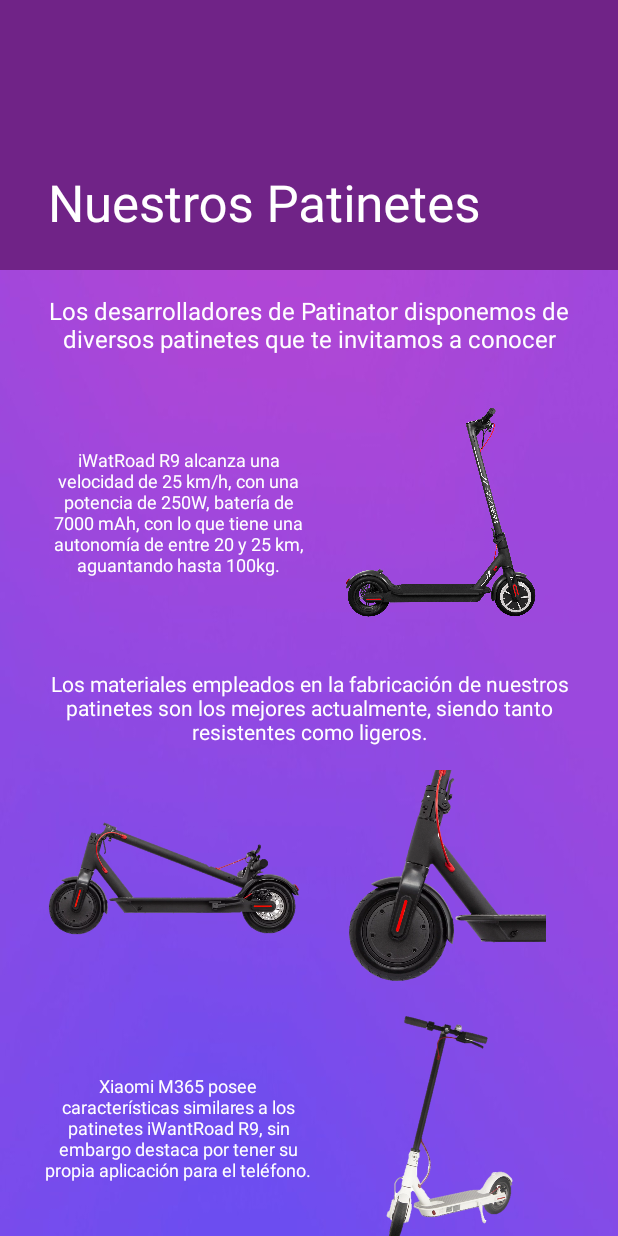
After one commit to adguez27/IoT-Project, an Android app: the InfoPaginaActivity screen opened directly, with no data from a screen before it, on a phone screen of 412 x 824 dp. The commit adds this screen. Run offline under Robolectric (Android 15) with nearby library versions, the phone set to English and light mode, and no system bars.

Commit message:
Pagina de Informacion

```diff
--- a/Patinator/app/build.gradle
+++ b/Patinator/app/build.gradle
@@ -17,7 +17,7 @@ android {
             minifyEnabled false
             proguardFiles getDefaultProguardFile('proguard-android-optimize.txt'), 'proguard-rules.pro'
         }
-        debug{
+        debug {
             minifyEnabled false
             proguardFiles getDefaultProguardFile('proguard-android.txt'), 'proguard-rules.pro'
         }
@@ -60,6 +60,7 @@ dependencies {
     androidTestImplementation 'androidx.test.espresso:espresso-core:3.2.0'
     implementation 'com.google.android.gms:play-services-maps:17.0.0'
     implementation 'com.google.android.gms:play-services-location:17.0.0'
+    implementation 'androidx.legacy:legacy-support-v4:1.0.0'
 }
 
 apply plugin: 'com.google.gms.google-services'
--- /dev/null
+++ b/Patinator/app/src/main/java/com/alexd/patinator/InfoPaginaActivity.java
@@ -0,0 +1,34 @@
+package com.alexd.patinator;
+
+import android.os.Bundle;
+
+import com.google.android.material.floatingactionbutton.FloatingActionButton;
+import com.google.android.material.snackbar.Snackbar;
+
+import androidx.appcompat.app.AppCompatActivity;
+import androidx.appcompat.widget.Toolbar;
+
+import android.view.View;
+
+public class InfoPaginaActivity extends AppCompatActivity {
+
+    @Override
+    protected void onCreate(Bundle savedInstanceState) {
+        super.onCreate(savedInstanceState);
+        setContentView(R.layout.info_pagina);
+        Toolbar toolbar = (Toolbar) findViewById(R.id.toolbar);
+        setSupportActionBar(toolbar);
+
+        /*
+        FloatingActionButton fab = (FloatingActionButton) findViewById(R.id.fab);
+        fab.setOnClickListener(new View.OnClickListener() {
+            @Override
+            public void onClick(View view) {
+                Snackbar.make(view, "Replace with your own action", Snackbar.LENGTH_LONG)
+                        .setAction("Action", null).show();
+            }
+        });
+
+         */
+    }
+}
--- a/Patinator/app/src/main/java/com/alexd/patinator/MainActivity.java
+++ b/Patinator/app/src/main/java/com/alexd/patinator/MainActivity.java
@@ -125,6 +125,12 @@ public class MainActivity extends AppCompatActivity implements MqttCallback {  /
 
         startActivityForResult(i, 100);
 
+    }
+
+    public void lanzarInfoPagina(View view){
+        Intent i = new Intent(this, InfoPaginaActivity.class);
+
+        startActivityForResult(i, 100);
     }
 
     public void lanzarAcercaDe(View view) {
--- /dev/null
+++ b/Patinator/app/src/main/res/layout/content_info_pagina.xml
@@ -0,0 +1,150 @@
+<?xml version="1.0" encoding="utf-8"?>
+<androidx.constraintlayout.widget.ConstraintLayout xmlns:android="http://schemas.android.com/apk/res/android"
+    xmlns:app="http://schemas.android.com/apk/res-auto"
+    xmlns:tools="http://schemas.android.com/tools"
+    android:id="@+id/nestedScrollView"
+    android:layout_width="match_parent"
+    android:layout_height="match_parent"
+    app:layout_behavior="@string/appbar_scrolling_view_behavior"
+    tools:context=".InfoPaginaActivity"
+    tools:showIn="@layout/info_pagina">
+
+    <androidx.core.widget.NestedScrollView
+        android:layout_width="match_parent"
+        android:layout_height="match_parent"
+        android:fillViewport="true"
+        tools:layout_editor_absoluteX="0dp"
+        tools:layout_editor_absoluteY="-159dp">
+
+        <LinearLayout
+            android:layout_width="match_parent"
+            android:layout_height="wrap_content"
+            android:background="@drawable/bck2"
+            android:gravity="center_horizontal"
+            android:orientation="vertical">
+
+            <TextView
+                android:id="@+id/introText"
+                android:layout_width="wrap_content"
+                android:layout_height="wrap_content"
+                android:layout_marginLeft="16sp"
+                android:layout_marginTop="16sp"
+                android:layout_marginRight="16sp"
+                android:text="@string/info_patinetes"
+                android:textAlignment="center"
+                android:textColor="#FFFFFF"
+                android:textSize="16sp" />
+
+            <LinearLayout
+                android:id="@+id/pack_patinete"
+                android:layout_width="350dp"
+                android:layout_height="145dp"
+                android:layout_marginTop="32sp"
+                android:layout_marginBottom="16sp"
+                android:orientation="horizontal">
+
+                <TextView
+                    android:id="@+id/patinete1"
+                    android:layout_width="0dp"
+                    android:layout_height="match_parent"
+                    android:layout_weight="1"
+                    android:gravity="center"
+                    android:text="@string/iwatroad_r9"
+                    android:textColor="#FFFFFF"
+                    android:textSize="12sp" />
+
+                <ImageView
+                    android:id="@+id/iWatRoad_R9_image"
+                    android:layout_width="174dp"
+                    android:layout_height="wrap_content"
+                    android:contentDescription="@string/patinete_imagen"
+                    app:srcCompat="@drawable/scooter" />
+            </LinearLayout>
+
+            <TextView
+                android:id="@+id/infoText"
+                android:layout_width="match_parent"
+                android:layout_height="wrap_content"
+                android:layout_marginLeft="16sp"
+                android:layout_marginTop="16sp"
+                android:layout_marginRight="16sp"
+                android:text="@string/infoText"
+                android:textAlignment="center"
+                android:textColor="#FFFFFF"
+                android:textSize="14sp" />
+
+            <LinearLayout
+                android:id="@+id/dual_image"
+                android:layout_width="350dp"
+                android:layout_height="145dp"
+                android:layout_marginTop="16sp"
+                android:layout_marginBottom="16sp"
+                android:orientation="horizontal">
+
+                <ImageView
+                    android:id="@+id/imageView5"
+                    android:layout_width="wrap_content"
+                    android:layout_height="match_parent"
+                    android:layout_weight="1"
+                    app:srcCompat="@drawable/patinete_pe" />
+
+                <ImageView
+                    android:id="@+id/imageView6"
+                    android:layout_width="wrap_content"
+                    android:layout_height="match_parent"
+                    android:layout_weight="1"
+                    app:srcCompat="@drawable/rueda_d" />
+            </LinearLayout>
+
+            <LinearLayout
+                android:layout_width="352dp"
+                android:layout_height="154dp"
+                android:orientation="horizontal">
+
+                <TextView
+                    android:id="@+id/patinete2"
+                    android:layout_width="0dp"
+                    android:layout_height="match_parent"
+                    android:layout_weight="1"
+                    android:gravity="center"
+                    android:text="@string/xiaomi_m365"
+                    android:textColor="#FFFFFF"
+                    android:textSize="12sp" />
+
+                <ImageView
+                    android:id="@+id/xiaomi_scooter"
+                    android:layout_width="174dp"
+                    android:layout_height="wrap_content"
+                    app:srcCompat="@drawable/patinete_xiaomi" />
+            </LinearLayout>
+
+            <TextView
+                android:id="@+id/infoText2"
+                android:layout_width="match_parent"
+                android:layout_height="wrap_content"
+                android:layout_marginLeft="16sp"
+                android:layout_marginTop="16sp"
+                android:layout_marginRight="16sp"
+                android:layout_marginBottom="16sp"
+                android:text="@string/infoText2"
+                android:textAlignment="center"
+                android:textColor="#FFFFFF"
+                android:textSize="14sp" />
+
+            <TextView
+                android:id="@+id/infoText3"
+                android:layout_width="match_parent"
+                android:layout_height="wrap_content"
+                android:layout_marginLeft="16sp"
+                android:layout_marginTop="16sp"
+                android:layout_marginRight="16sp"
+                android:layout_marginBottom="16sp"
+                android:text="@string/infoText3"
+                android:textAlignment="center"
+                android:textColor="#FFFFFF"
+                android:textSize="14sp" />
+
+        </LinearLayout>
+    </androidx.core.widget.NestedScrollView>
+
+</androidx.constraintlayout.widget.ConstraintLayout>
--- /dev/null
+++ b/Patinator/app/src/main/res/layout/info_pagina.xml
@@ -0,0 +1,38 @@
+<?xml version="1.0" encoding="utf-8"?>
+<androidx.coordinatorlayout.widget.CoordinatorLayout xmlns:android="http://schemas.android.com/apk/res/android"
+    xmlns:app="http://schemas.android.com/apk/res-auto"
+    xmlns:tools="http://schemas.android.com/tools"
+    android:layout_width="match_parent"
+    android:layout_height="match_parent"
+    android:fitsSystemWindows="true"
+    tools:context=".InfoPaginaActivity">
+
+    <com.google.android.material.appbar.AppBarLayout
+        android:id="@+id/app_bar"
+        android:layout_width="match_parent"
+        android:layout_height="@dimen/app_bar_height"
+        android:fitsSystemWindows="true"
+        android:theme="@style/ToolbarTheme.AppBarOverlay">
+
+        <com.google.android.material.appbar.CollapsingToolbarLayout
+            android:id="@+id/toolbar_layout"
+            android:layout_width="match_parent"
+            android:layout_height="match_parent"
+            android:fitsSystemWindows="true"
+            app:contentScrim="?attr/colorPrimary"
+            app:layout_scrollFlags="scroll|exitUntilCollapsed"
+            app:toolbarId="@+id/toolbar">
+
+            <androidx.appcompat.widget.Toolbar
+                android:id="@+id/toolbar"
+                android:layout_width="match_parent"
+                android:layout_height="?attr/actionBarSize"
+                app:layout_collapseMode="pin"
+                app:popupTheme="@style/ToolbarTheme.PopupOverlay" />
+
+        </com.google.android.material.appbar.CollapsingToolbarLayout>
+    </com.google.android.material.appbar.AppBarLayout>
+
+    <include layout="@layout/content_info_pagina" />
+
+</androidx.coordinatorlayout.widget.CoordinatorLayout>
--- a/Patinator/app/src/main/res/layout/tab1.xml
+++ b/Patinator/app/src/main/res/layout/tab1.xml
@@ -9,19 +9,41 @@
 
 
     <Button
-        android:id="@+id/bMapa"
-        android:layout_width="wrap_content"
+        android:id="@+id/nuestrosPatinetes"
+        android:layout_width="0dp"
         android:layout_height="wrap_content"
+        android:layout_marginStart="32dp"
+        android:layout_marginEnd="32dp"
         android:background="@drawable/buttonshape"
-        android:onClick="SeleccionPatinete"
-        android:text="@string/buscar_patinete"
+        android:onClick="lanzarInfoPagina"
+        android:text="@string/nuestros_patinetes"
+        android:textAlignment="center"
         android:textColor="#FFFFFF"
-        android:textSize="24sp"
+        android:textSize="30sp"
         app:layout_constraintBottom_toBottomOf="parent"
         app:layout_constraintEnd_toEndOf="parent"
+        app:layout_constraintHorizontal_bias="1.0"
+        app:layout_constraintStart_toStartOf="parent"
+        app:layout_constraintTop_toBottomOf="@+id/bMapa"
+        app:layout_constraintVertical_bias="0.19999999" />
+
+    <Button
+        android:id="@+id/bMapa"
+        android:layout_width="0dp"
+        android:layout_height="wrap_content"
+        android:layout_marginStart="32dp"
+        android:layout_marginEnd="32dp"
+        android:background="@drawable/buttonshape"
+        android:text="@string/buscar_patinete"
+        android:textAlignment="center"
+        android:textColor="#FFFFFF"
+        android:textSize="36sp"
+        app:layout_constraintBottom_toBottomOf="parent"
+        app:layout_constraintEnd_toEndOf="parent"
+        app:layout_constraintHorizontal_bias="0.0"
         app:layout_constraintStart_toStartOf="parent"
         app:layout_constraintTop_toTopOf="parent"
-        app:layout_constraintVertical_bias="0.42000002" />
+        app:layout_constraintVertical_bias="0.526" />
 
     <TextView
         android:id="@+id/tab2txt"
--- /dev/null
+++ b/Patinator/app/src/main/res/menu/menu_info_pagina.xml
@@ -0,0 +1,10 @@
+<menu xmlns:android="http://schemas.android.com/apk/res/android"
+    xmlns:app="http://schemas.android.com/apk/res-auto"
+    xmlns:tools="http://schemas.android.com/tools"
+    tools:context="com.alexd.patinator.InfoPaginaActivity">
+    <item
+        android:id="@+id/action_settings"
+        android:orderInCategory="100"
+        android:title="@string/action_settings"
+        app:showAsAction="never" />
+</menu>
--- a/Patinator/app/src/main/res/values/dimens.xml
+++ b/Patinator/app/src/main/res/values/dimens.xml
@@ -6,4 +6,5 @@
     <dimen name="fab_margin">16dp</dimen>
     <dimen name="appbar_padding_top">8dp</dimen>
     <dimen name="text_margin">16dp</dimen>
+    <dimen name="app_bar_height">180dp</dimen>
 </resources>
--- a/Patinator/app/src/main/res/values/strings.xml
+++ b/Patinator/app/src/main/res/values/strings.xml
@@ -14,4 +14,15 @@
     <string name="patinete">Patinete disponible</string>
     <string name="tenga_en_cuenta_que_el_uso_los_patinetes_es_un_servicio_de_pago_el_cual_se_le_cobrar_en_su_cuenta">Tenga en cuenta que el uso los patinetes es un servicio de pago, el cual se le cobrará en su cuenta.</string>
     <string name="bloquear">Bloquear</string>
+    <string name="nuestros_patinetes">Nuestros Patinetes</string>
+    <string name="title_activity_info_pagina">Nuestros Patinetes</string>
+    <string name="action_settings">Configuración</string>
+    <string name="info_patinetes">Los desarrolladores de Patinator disponemos de diversos patinetes que te invitamos a conocer</string>
+    <string name="iwatroad_r9">iWatRoad R9 alcanza una velocidad de 25 km/h, con una potencia de 250W, batería de 7000 mAh, con lo que tiene una autonomía de entre 20 y 25 km, aguantando hasta 100kg.</string>
+    <string name="patinete_imagen">patinete_imagen</string>
+    <string name="infoText">Los materiales empleados en la fabricación de nuestros patinetes son los mejores actualmente, siendo tanto resistentes como ligeros.</string>
+    <string name="xiaomi_m365">Xiaomi M365 posee características similares a los patinetes iWantRoad R9, sin embargo destaca por tener su propia aplicación para el teléfono.</string>
+    <string name="infoText2">A pesar de la falsa creencia del alto consumo de los patinetes, estos son respetuosos con el medio ambiente, no contaminan y consumen poca eléctricidad.</string>
+    <string name="infoText3">Además de las características que vienen integradas en los patinetes, nuestra empresa incluye su propia tecnología (Raspberry, Arduino, diversos sensores) con la que recogemos datos como si el patinete ha sido volcado o si el usuario sobrepasa el límite de peso. </string>
+
 </resources>
--- a/Patinator/app/src/main/res/values/styles.xml
+++ b/Patinator/app/src/main/res/values/styles.xml
@@ -9,8 +9,18 @@
         <item name="colorPrimaryDark">@color/colorPrimaryDark</item>
         <item name="colorAccent">@color/colorAccent</item>
     </style>
+
     <style name="AppTheme.AppBarOverlay" parent="ThemeOverlay.AppCompat.Dark.ActionBar" />
 
     <style name="AppTheme.PopupOverlay" parent="ThemeOverlay.AppCompat.Light" />
 
+    <style name="ToolbarTheme.NoActionBar">
+        <item name="windowActionBar">false</item>
+        <item name="windowNoTitle">true</item>
+    </style>
+
+    <style name="ToolbarTheme.AppBarOverlay" parent="ThemeOverlay.AppCompat.Dark.ActionBar" />
+
+    <style name="ToolbarTheme.PopupOverlay" parent="ThemeOverlay.AppCompat.Light" />
+
 </resources>
```
Also changed, not shown: Patinator/app/src/main/AndroidManifest.xml (+16 -24 lines), Patinator/app/src/main/res/drawable/patinete_pe.png (added), Patinator/app/src/main/res/drawable/patinete_xiaomi.png (added), Patinator/app/src/main/res/drawable/rueda_d.png (added), Patinator/app/src/main/res/drawable/rueda_t.png (added), Patinator/app/src/main/res/drawable/scooter.png (added), 3 other files.
